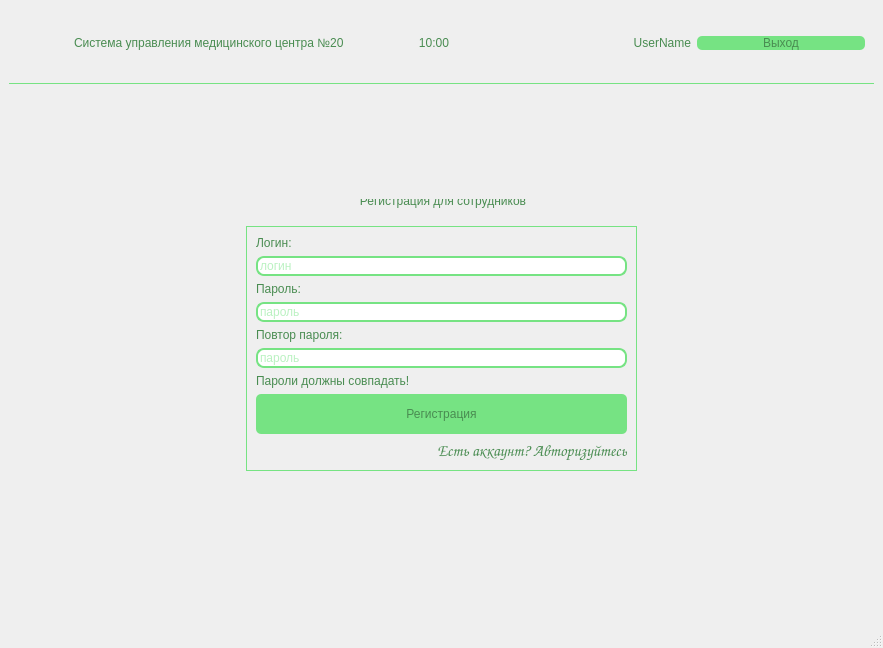
AlexeyAleksandrov/CovidCenterDesktop, file mainwindow.ui: the form before one commit.
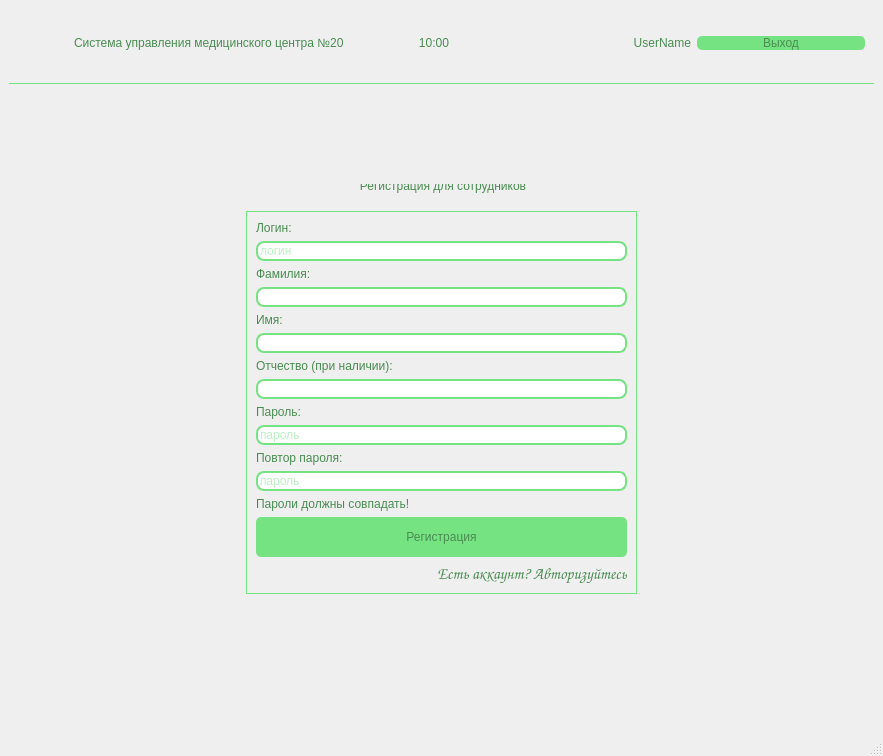
The form after the commit. The open tabs and pages were chosen to show the change. Icons and pictures are not drawn.

Commit message: Добавлены виджеты для регистрации

What changed in the file:
```diff
--- a/mainwindow.ui
+++ b/mainwindow.ui
@@ -7,7 +7,7 @@
     <x>0</x>
     <y>0</y>
     <width>883</width>
-    <height>648</height>
+    <height>756</height>
    </rect>
   </property>
   <property name="font">
@@ -1150,22 +1150,6 @@
                <string>Регистрация для сотрудников</string>
               </property>
               <layout class="QGridLayout" name="gridLayout_9">
-               <item row="5" column="0">
-                <widget class="QLineEdit" name="lineEdit_member_registration_password">
-                 <property name="focusPolicy">
-                  <enum>Qt::StrongFocus</enum>
-                 </property>
-                 <property name="text">
-                  <string/>
-                 </property>
-                 <property name="echoMode">
-                  <enum>QLineEdit::Password</enum>
-                 </property>
-                 <property name="placeholderText">
-                  <string>пароль</string>
-                 </property>
-                </widget>
-               </item>
                <item row="1" column="0">
                 <widget class="QLabel" name="label_member_registration_login">
                  <property name="text">
@@ -1173,88 +1157,77 @@
                  </property>
                 </widget>
                </item>
-               <item row="2" column="0">
-                <widget class="QLineEdit" name="lineEdit_member_registration_login">
-                 <property name="focusPolicy">
-                  <enum>Qt::StrongFocus</enum>
+               <item row="17" column="0">
+                <widget class="QPushButton" name="pushButton_member_registration_move_to_auth_for_members">
+                 <property name="font">
+                  <font>
+                   <family>Comic Sans MS</family>
+                   <pointsize>12</pointsize>
+                   <weight>50</weight>
+                   <italic>false</italic>
+                   <bold>false</bold>
+                  </font>
                  </property>
+                 <property name="styleSheet">
+                  <string notr="true">QPushButton{
+background-color: none;
+font: 12pt &quot;Comic Sans MS&quot;;
+text-align: right;
+}
+
+QPushButton::hover{
+	
+	color: rgb(118, 227, 131);
+}</string>
+                 </property>
                  <property name="text">
-                  <string/>
+                  <string>Есть аккаунт? Авторизуйтесь</string>
                  </property>
-                 <property name="placeholderText">
-                  <string>логин</string>
+                 <property name="default">
+                  <bool>false</bool>
                  </property>
-                </widget>
-               </item>
-               <item row="4" column="0">
-                <widget class="QLabel" name="label_member_registration_password">
-                 <property name="text">
-                  <string>Пароль:</string>
+                 <property name="flat">
+                  <bool>true</bool>
                  </property>
                 </widget>
                </item>
-               <item row="6" column="0">
+               <item row="11" column="0">
                 <widget class="QLabel" name="label_member_registration_password_confirm">
                  <property name="text">
                   <string>Повтор пароля:</string>
                  </property>
                 </widget>
                </item>
-               <item row="9" column="0">
-                <widget class="QLabel" name="label_member_registration_password_message">
+               <item row="5" column="0">
+                <widget class="QLabel" name="label_2">
                  <property name="text">
-                  <string>Пароли должны совпадать!</string>
+                  <string>Имя:</string>
                  </property>
                 </widget>
                </item>
+               <item row="6" column="0">
+                <widget class="QLineEdit" name="lineEdit_2"/>
+               </item>
+               <item row="2" column="0">
+                <widget class="QLineEdit" name="lineEdit_member_registration_login">
+                 <property name="focusPolicy">
+                  <enum>Qt::StrongFocus</enum>
+                 </property>
+                 <property name="text">
+                  <string/>
+                 </property>
+                 <property name="placeholderText">
+                  <string>логин</string>
+                 </property>
+                </widget>
+               </item>
+               <item row="4" column="0">
+                <widget class="QLineEdit" name="lineEdit"/>
+               </item>
+               <item row="8" column="0">
+                <widget class="QLineEdit" name="lineEdit_3"/>
+               </item>
                <item row="12" column="0">
-                <widget class="QPushButton" name="pushButton_member_registration_move_to_auth_for_members">
-                 <property name="font">
-                  <font>
-                   <family>Comic Sans MS</family>
-                   <pointsize>12</pointsize>
-                   <weight>50</weight>
-                   <italic>false</italic>
-                   <bold>false</bold>
-                  </font>
-                 </property>
-                 <property name="styleSheet">
-                  <string notr="true">QPushButton{
-background-color: none;
-font: 12pt &quot;Comic Sans MS&quot;;
-text-align: right;
-}
-
-QPushButton::hover{
-	
-	color: rgb(118, 227, 131);
-}</string>
-                 </property>
-                 <property name="text">
-                  <string>Есть аккаунт? Авторизуйтесь</string>
-                 </property>
-                 <property name="default">
-                  <bool>false</bool>
-                 </property>
-                 <property name="flat">
-                  <bool>true</bool>
-                 </property>
-                </widget>
-               </item>
-               <item row="11" column="0">
-                <widget class="QPushButton" name="pushButton_member_registration_sign_up">
-                 <property name="minimumSize">
-                  <size>
-                   <width>0</width>
-                   <height>40</height>
-                  </size>
-                 </property>
-                 <property name="text">
-                  <string>Регистрация</string>
-                 </property>
-                </widget>
-               </item>
-               <item row="7" column="0">
                 <widget class="QLineEdit" name="lineEdit_member_registration_password_confirm">
                  <property name="focusPolicy">
                   <enum>Qt::StrongFocus</enum>
@@ -1270,6 +1243,63 @@
                  </property>
                 </widget>
                </item>
+               <item row="14" column="0">
+                <widget class="QLabel" name="label_member_registration_password_message">
+                 <property name="text">
+                  <string>Пароли должны совпадать!</string>
+                 </property>
+                </widget>
+               </item>
+               <item row="9" column="0">
+                <widget class="QLabel" name="label_member_registration_password">
+                 <property name="text">
+                  <string>Пароль:</string>
+                 </property>
+                </widget>
+               </item>
+               <item row="16" column="0">
+                <widget class="QPushButton" name="pushButton_member_registration_sign_up">
+                 <property name="minimumSize">
+                  <size>
+                   <width>0</width>
+                   <height>40</height>
+                  </size>
+                 </property>
+                 <property name="text">
+                  <string>Регистрация</string>
+                 </property>
+                </widget>
+               </item>
+               <item row="3" column="0">
+                <widget class="QLabel" name="label">
+                 <property name="text">
+                  <string>Фамилия:</string>
+                 </property>
+                </widget>
+               </item>
+               <item row="10" column="0">
+                <widget class="QLineEdit" name="lineEdit_member_registration_password">
+                 <property name="focusPolicy">
+                  <enum>Qt::StrongFocus</enum>
+                 </property>
+                 <property name="text">
+                  <string/>
+                 </property>
+                 <property name="echoMode">
+                  <enum>QLineEdit::Password</enum>
+                 </property>
+                 <property name="placeholderText">
+                  <string>пароль</string>
+                 </property>
+                </widget>
+               </item>
+               <item row="7" column="0">
+                <widget class="QLabel" name="label_3">
+                 <property name="text">
+                  <string>Отчество (при наличии):</string>
+                 </property>
+                </widget>
+               </item>
               </layout>
              </widget>
             </item>
```
Left out of the diff: 2 changed lines with no effect on the pictures.
